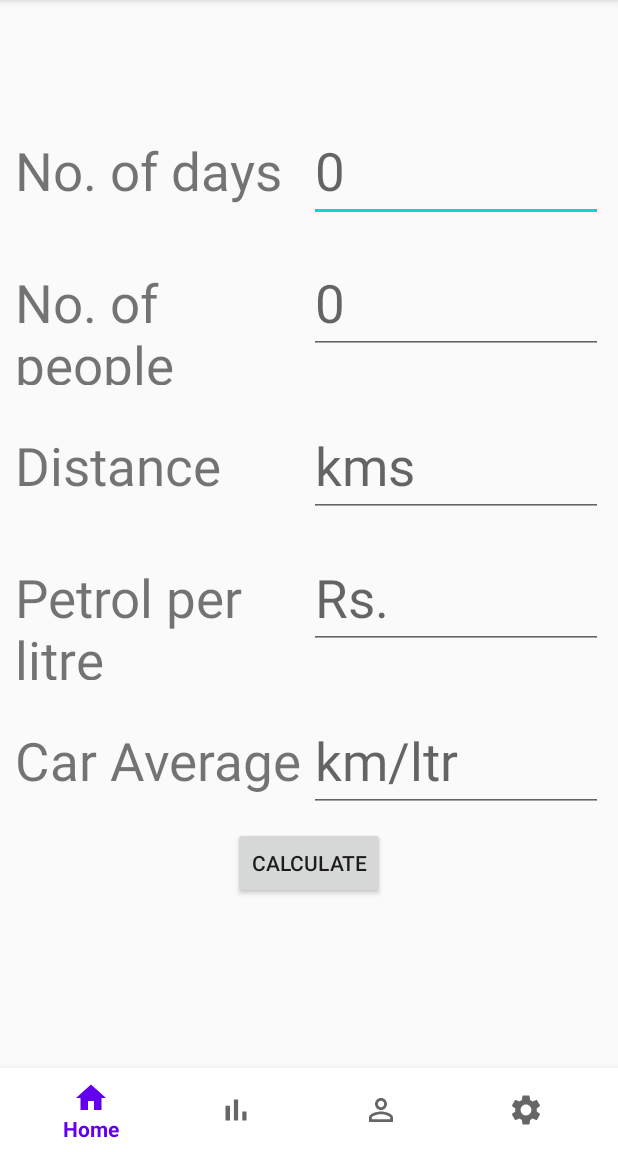
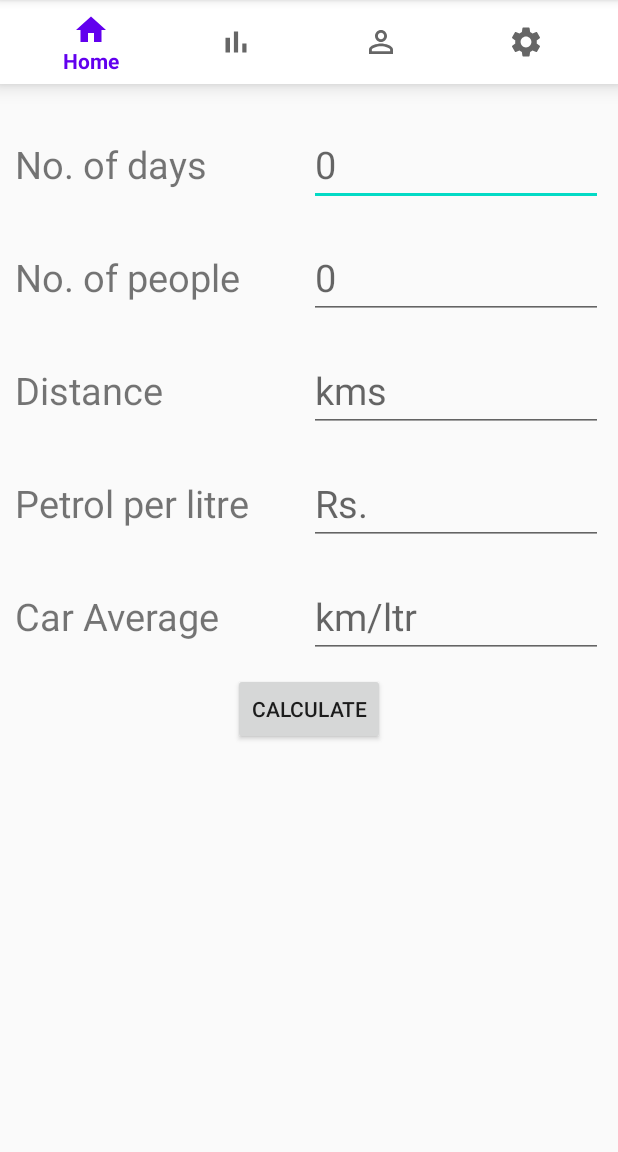
Before and after one commit to mmahadt/TravelExpense, an Android app: the screen it shows after launch (SettingsActivity), on a phone screen of 412 x 824 dp, the part 84-1236 px from its top. Run offline under Robolectric (Android 15) with nearby library versions, the phone set to English and light mode, and no system bars; our stand-ins replace androidx.preference.

```diff
--- a/app/src/main/res/layout/fragment_home.xml
+++ b/app/src/main/res/layout/fragment_home.xml
@@ -7,7 +7,7 @@
         android:layout_width="match_parent"
         android:layout_height="wrap_content"
         android:layout_centerHorizontal="true"
-        android:layout_marginTop="70dp"
+        android:layout_marginTop="16dp"
         android:gravity="center"
         android:orientation="vertical">
 
@@ -23,7 +23,7 @@
                 android:layout_height="wrap_content"
                 android:layout_weight="1"
                 android:text="No. of days"
-                android:textSize="35sp" />
+                android:textSize="25sp" />
 
             <EditText
                 android:id="@+id/et_days"
@@ -32,7 +32,7 @@
                 android:layout_weight="1"
                 android:hint="0"
                 android:inputType="numberDecimal"
-                android:textSize="35sp" />
+                android:textSize="25sp" />
 
         </LinearLayout>
 
@@ -48,7 +48,7 @@
                 android:layout_weight="1"
 
                 android:text="No. of people"
-                android:textSize="35sp" />
+                android:textSize="25sp" />
 
             <EditText
                 android:id="@+id/et_num_of_people"
@@ -57,7 +57,7 @@
                 android:layout_weight="1"
                 android:hint="0"
                 android:inputType="numberDecimal"
-                android:textSize="35sp" />
+                android:textSize="25sp" />
 
         </LinearLayout>
 
@@ -73,7 +73,7 @@
                 android:layout_height="wrap_content"
                 android:layout_weight="1"
                 android:text="Distance"
-                android:textSize="35sp" />
+                android:textSize="25sp" />
 
             <EditText
                 android:id="@+id/et_distance_kms"
@@ -82,7 +82,7 @@
                 android:layout_weight="1"
                 android:hint="kms"
                 android:inputType="numberDecimal"
-                android:textSize="35sp" />
+                android:textSize="25sp" />
 
         </LinearLayout>
 
@@ -98,7 +98,7 @@
                 android:layout_height="wrap_content"
                 android:layout_weight="1"
                 android:text="Petrol per litre"
-                android:textSize="35sp" />
+                android:textSize="25sp" />
 
             <EditText
                 android:id="@+id/et_petrol_per_ltr"
@@ -107,7 +107,7 @@
                 android:layout_weight="1"
                 android:hint="Rs."
                 android:inputType="numberDecimal"
-                android:textSize="35sp" />
+                android:textSize="25sp" />
 
         </LinearLayout>
 
@@ -123,7 +123,7 @@
                 android:layout_height="wrap_content"
                 android:layout_weight="1"
                 android:text="Car Average"
-                android:textSize="35sp" />
+                android:textSize="25sp" />
 
             <EditText
                 android:id="@+id/et_car_avg"
@@ -132,7 +132,7 @@
                 android:layout_weight="1"
                 android:hint="km/ltr"
                 android:inputType="numberDecimal"
-                android:textSize="35sp" />
+                android:textSize="25sp" />
 
         </LinearLayout>
 
@@ -148,7 +148,7 @@
             android:layout_height="wrap_content"
             android:layout_marginTop="10dp"
             android:textColor="@android:color/holo_green_light"
-            android:textSize="31dp" />
+            android:textSize="21dp" />
     </LinearLayout>
 
 </RelativeLayout>
--- a/app/src/main/res/layout/settings_activity.xml
+++ b/app/src/main/res/layout/settings_activity.xml
@@ -1,29 +1,28 @@
 <?xml version="1.0" encoding="utf-8"?>
 <ScrollView xmlns:android="http://schemas.android.com/apk/res/android"
+    xmlns:tools="http://schemas.android.com/tools"
     android:layout_width="match_parent"
     android:layout_height="match_parent"
-    android:fillViewport="true">
+    android:fillViewport="true"
+    tools:context=".SettingsActivity">
 
-    <RelativeLayout xmlns:android="http://schemas.android.com/apk/res/android"
+    <LinearLayout
         xmlns:app="http://schemas.android.com/apk/res-auto"
-        xmlns:tools="http://schemas.android.com/tools"
         android:layout_width="match_parent"
         android:layout_height="match_parent"
-        tools:context=".SettingsActivity">
+        android:orientation="vertical">
 
         <com.google.android.material.bottomnavigation.BottomNavigationView
             android:id="@+id/bottom_nav"
             android:layout_width="match_parent"
             android:layout_height="wrap_content"
-            android:layout_alignParentBottom="true"
             android:background="@android:color/white"
             app:menu="@menu/bottom_menu" />
 
         <FrameLayout
             android:id="@+id/settings"
             android:layout_width="match_parent"
-            android:layout_height="match_parent"
-            android:layout_above="@+id/bottom_nav" />
+            android:layout_height="match_parent" />
 
-    </RelativeLayout>
+    </LinearLayout>
 </ScrollView>
```
